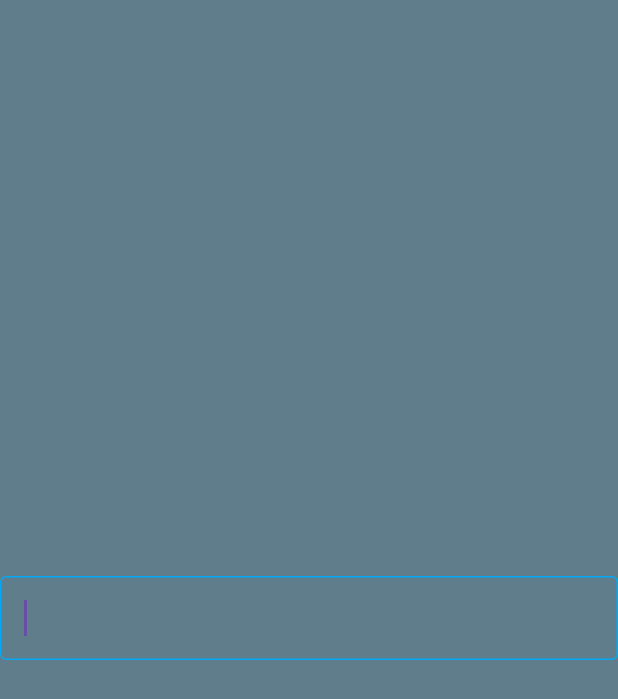
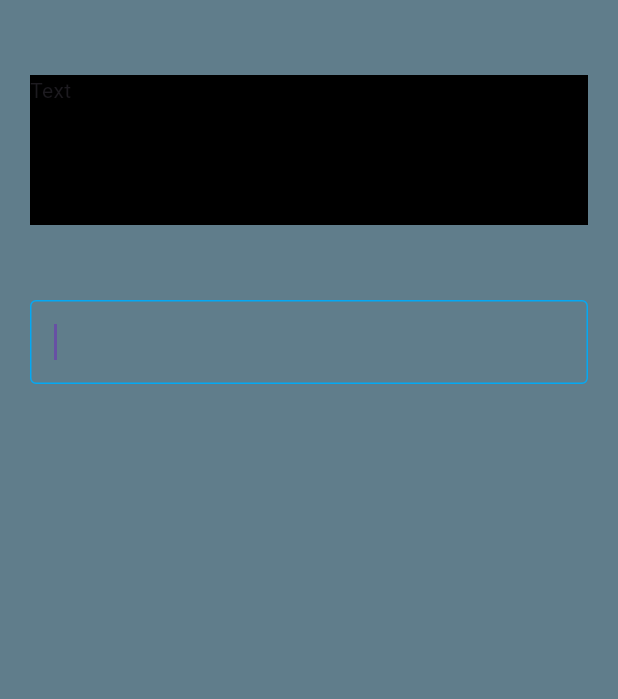
Before and after one commit to LucaBazzea/SignScroller_plus, a Flutter app: the screen it shows after launch, on a phone screen of 412 x 824 dp. Shown: the top 699 px of the screen. Run offline on Flutter 3.47's test engine with Material 3 defaults, Android fonts, the phone set to English and light mode, and no system bars; our stand-ins replace marquee.

Commit message:
Basic layout and container for text preview

```diff
--- a/lib/pages/home.dart
+++ b/lib/pages/home.dart
@@ -1,19 +1,32 @@
 import "package:flutter/material.dart";
+import "package:marquee/marquee.dart";
 
 class Home extends StatelessWidget {
   const Home({super.key});
 
   @override
   Widget build(BuildContext context) {
-    return const Scaffold(
+    return Scaffold(
         backgroundColor: Colors.blueGrey,
         body: SafeArea(
-            child: Center(
-                child: TextField(
-          autofocus: true,
-          decoration: InputDecoration(
-              enabledBorder: OutlineInputBorder(borderSide: BorderSide(color: Colors.white)),
-              focusedBorder: OutlineInputBorder(borderSide: BorderSide(color: Colors.lightBlue))),
-        ))));
+            child: Container(
+                padding: const EdgeInsets.symmetric(vertical: 50, horizontal: 20),
+                child: Column(children: [
+                  Row(children: [
+                    Expanded(
+                      child: Container(
+                          height: 100, width: 100, color: Colors.black, child: Text("Text")),
+                    )
+                  ]),
+                  const SizedBox(height: 50),
+                  const TextField(
+                    autofocus: true,
+                    decoration: InputDecoration(
+                        enabledBorder:
+                            OutlineInputBorder(borderSide: BorderSide(color: Colors.white)),
+                        focusedBorder:
+                            OutlineInputBorder(borderSide: BorderSide(color: Colors.lightBlue))),
+                  )
+                ]))));
   }
 }
```
